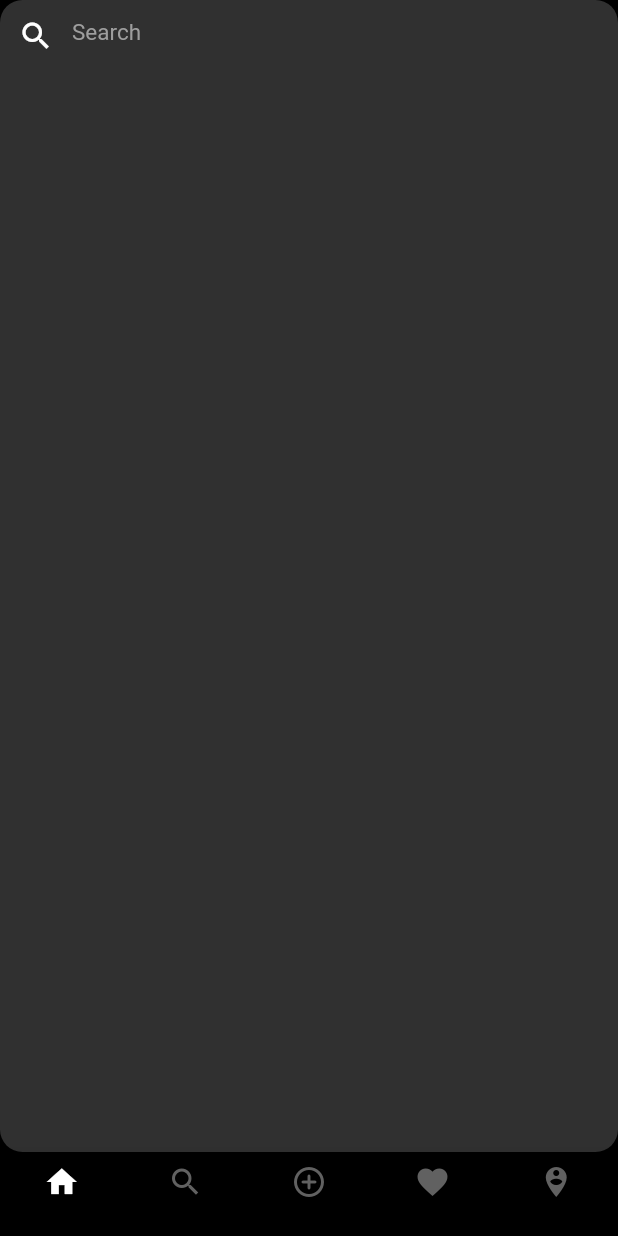
After one commit to AyaAbdElmoneim158/FlutLab_Projects, a Flutter app: the MainScreen screen opened directly, swiped to page 2, on a phone screen of 412 x 824 dp. The commit adds this screen. Run offline on Flutter 3.47's test engine with Material 2 defaults, Android fonts, the light colour scheme and no system bars; our stand-ins replace cached_network_image, flutter_svg, fluttertoast.

Commit message:
🚩02.Instagram_Clean_Architecture 👉 Add pages

```diff
--- /dev/null
+++ b/lib/02.Instagram_Clean_Architecture/features/presentation/screens/main/main_screen.dart
@@ -0,0 +1,94 @@
+// ignore_for_file: unused_element
+
+import 'package:flutter/material.dart';
+import 'package:flutter_projects/02.Instagram_Clean_Architecture/core/consts.dart';
+import 'package:flutter_projects/02.Instagram_Clean_Architecture/features/presentation/screens/favorite/favorite_screen.dart';
+import 'package:flutter_projects/02.Instagram_Clean_Architecture/features/presentation/screens/home/home_screen.dart';
+import 'package:flutter_projects/02.Instagram_Clean_Architecture/features/presentation/screens/post/post_screen.dart';
+import 'package:flutter_projects/02.Instagram_Clean_Architecture/features/presentation/screens/profile/profile_screen.dart';
+import 'package:flutter_projects/02.Instagram_Clean_Architecture/features/presentation/screens/search/search_screen.dart';
+
+class MainScreen extends StatefulWidget {
+  const MainScreen({Key? key}) : super(key: key);
+
+  @override
+  State<MainScreen> createState() => _MainScreenState();
+}
+
+class _MainScreenState extends State<MainScreen> {
+  @override
+  Widget build(BuildContext context) {
+    int _currentIndex = 0;
+
+    late PageController pageController = PageController();
+
+    // ignore: unused_element
+    @override
+    void initState() {
+      pageController = PageController();
+      super.initState();
+    }
+
+    @override
+    void dispose() {
+      pageController.dispose();
+      super.dispose();
+    }
+
+    void navigationTapped(int index) {
+      pageController.jumpToPage(index);
+    }
+
+    void onPageChanged(int index) {
+      setState(() {
+        _currentIndex = index;
+        print('$_currentIndex');
+      });
+    }
+
+    return Scaffold(
+      backgroundColor: AppColors.backGroundColor,
+      bottomNavigationBar: BottomNavigationBar(
+          // fixedColor: AppColors.backGroundColor,
+          selectedItemColor: AppColors.primaryColor,
+          unselectedItemColor: AppColors.darkGreyColor,
+          backgroundColor: AppColors.backGroundColor,
+          type: BottomNavigationBarType.fixed,
+          // currentIndex: currentIndex,
+          onTap: onPageChanged,
+          items: const [
+            BottomNavigationBarItem(
+              icon: Icon(Icons.home),
+              label: '',
+            ),
+            BottomNavigationBarItem(
+              icon: Icon(Icons.search),
+              label: '',
+            ),
+            BottomNavigationBarItem(
+              icon: Icon(Icons.add_circle_outline_rounded),
+              label: '',
+            ),
+            BottomNavigationBarItem(
+              icon: Icon(Icons.favorite),
+              label: '',
+            ),
+            BottomNavigationBarItem(
+              icon: Icon(Icons.person_pin_circle),
+              label: '',
+            ),
+          ]),
+      body: PageView(
+        controller: pageController,
+        onPageChanged: navigationTapped,
+        children: const [
+          HomeScreen(),
+          SearchScreen(),
+          PostScreen(),
+          FavoriteScreen(),
+          ProfileScreen()
+        ],
+      ),
+    );
+  }
+}
--- /dev/null
+++ b/lib/02.Instagram_Clean_Architecture/features/presentation/screens/search/search_screen.dart
@@ -0,0 +1,12 @@
+import 'package:flutter/material.dart';
+import 'package:flutter_projects/02.Instagram_Clean_Architecture/features/presentation/screens/search/widgets/search_field.dart';
+
+class SearchScreen extends StatelessWidget {
+  const SearchScreen({Key? key}) : super(key: key);
+
+  @override
+  Widget build(BuildContext context) {
+    TextEditingController searchController = TextEditingController();
+    return SearchField(controller: searchController);
+  }
+}
--- /dev/null
+++ b/lib/02.Instagram_Clean_Architecture/features/presentation/screens/search/widgets/search_field.dart
@@ -0,0 +1,32 @@
+import 'package:flutter/material.dart';
+import 'package:flutter_projects/02.Instagram_Clean_Architecture/core/consts.dart';
+
+class SearchField extends StatelessWidget {
+  final TextEditingController controller;
+  const SearchField({Key? key, required this.controller}) : super(key: key);
+
+  @override
+  Widget build(BuildContext context) {
+    return Container(
+      width: double.infinity,
+      height: 45,
+      decoration: BoxDecoration(
+        color: AppColors.secondaryColor.withOpacity(.3),
+        borderRadius: BorderRadius.circular(15),
+      ),
+      child: TextFormField(
+        controller: controller,
+        style: const TextStyle(color: AppColors.primaryColor),
+        decoration: const InputDecoration(
+            border: InputBorder.none,
+            prefixIcon: Icon(
+              Icons.search,
+              color: AppColors.primaryColor,
+            ),
+            hintText: "Search",
+            hintStyle:
+                TextStyle(color: AppColors.secondaryColor, fontSize: 15)),
+      ),
+    );
+  }
+}
```
Also changed, not shown: lib/02.Instagram_Clean_Architecture/features/presentation/screens/favorite/favorite_screen.dart (added, +15 -0 lines), lib/02.Instagram_Clean_Architecture/features/presentation/screens/home/home_screen.dart (added, +15 -0 lines), lib/02.Instagram_Clean_Architecture/features/presentation/screens/post/post_screen.dart (added, +15 -0 lines), lib/02.Instagram_Clean_Architecture/features/presentation/screens/profile/profile_screen.dart (added, +15 -0 lines), lib/02.Instagram_Clean_Architecture/instagram_app.dart (+7 -5 lines).
